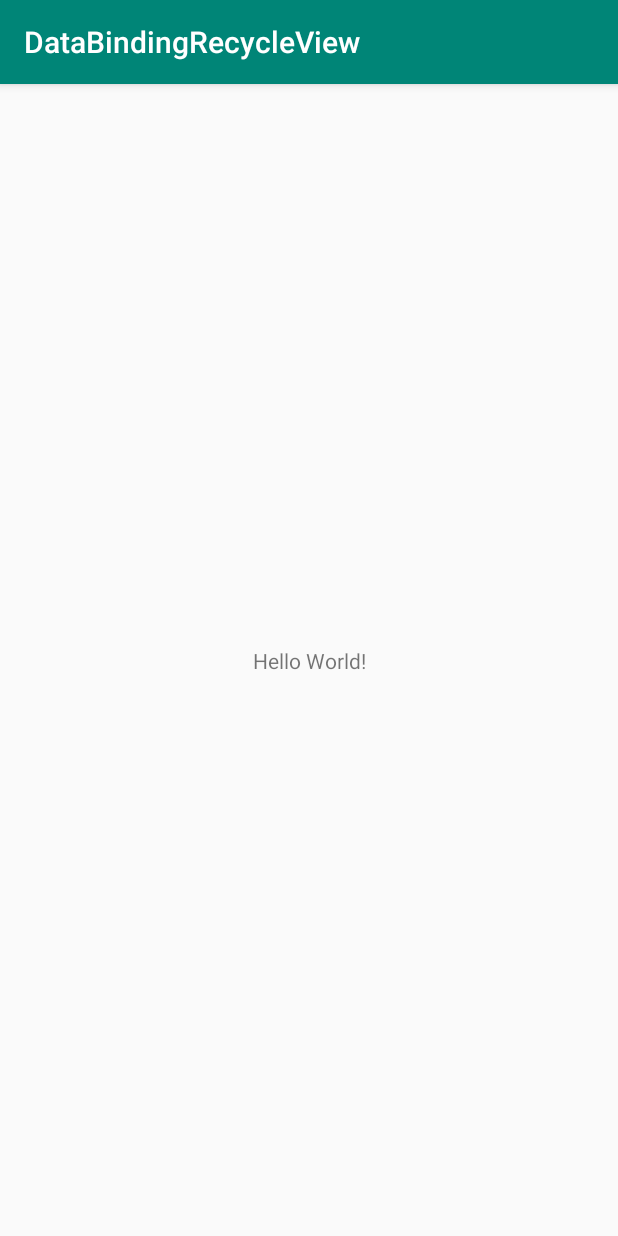
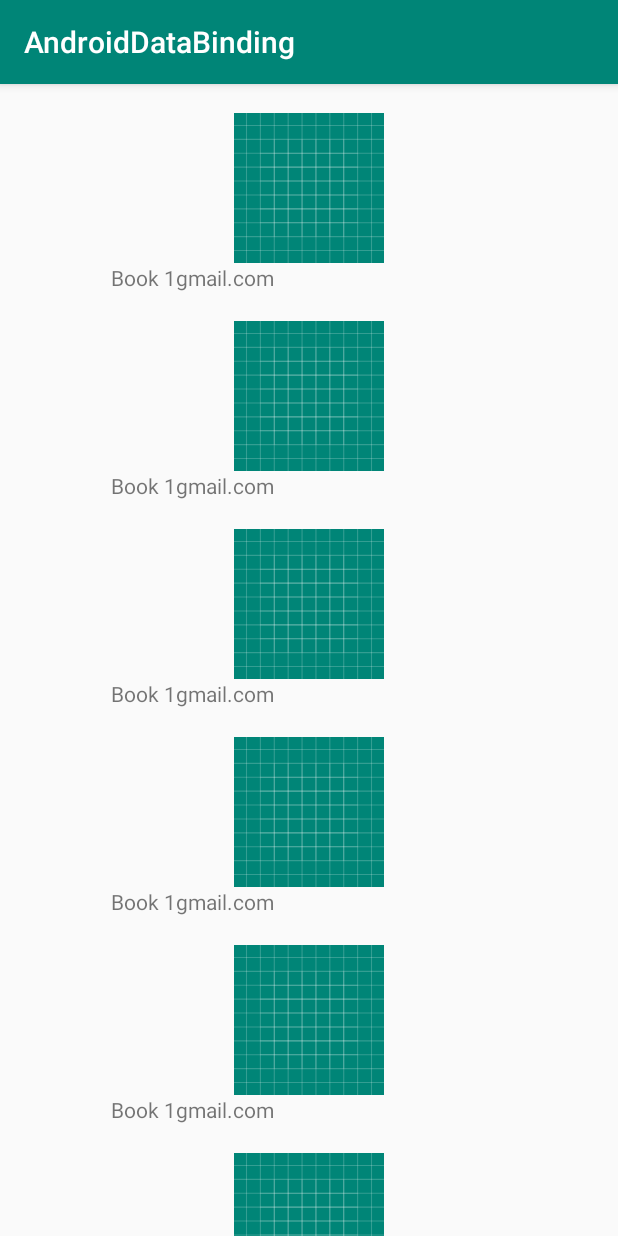
Before and after one commit to datanapps/AndroidDataBindingClick, an Android app: the screen it shows after launch (MainActivity before the commit, BookListActivity after it), on a phone screen of 412 x 824 dp. Run offline under Robolectric (Android 15) with nearby library versions, the phone set to English and light mode, and no system bars; our stand-ins replace data binding.

Commit message:
implemented databinding

```diff
--- a/app/src/main/AndroidManifest.xml
+++ b/app/src/main/AndroidManifest.xml
@@ -1,6 +1,6 @@
 <?xml version="1.0" encoding="utf-8"?>
 <manifest xmlns:android="http://schemas.android.com/apk/res/android"
-    package="com.datanapps.databindingrecycleview">
+    package="com.example.androiddatabinding">
 
     <application
         android:allowBackup="true"
@@ -9,13 +9,15 @@
         android:roundIcon="@mipmap/ic_launcher_round"
         android:supportsRtl="true"
         android:theme="@style/AppTheme">
-        <activity android:name=".MainActivity">
+
+        <activity android:name=".BookListActivity">
             <intent-filter>
                 <action android:name="android.intent.action.MAIN" />
 
                 <category android:name="android.intent.category.LAUNCHER" />
             </intent-filter>
         </activity>
+        <activity android:name=".BookDetailActivity"/>
     </application>
 
 </manifest>
--- a/app/src/main/java/com/datanapps/databindingrecycleview/MainActivity.java
+++ /dev/null
@@ -1,14 +0,0 @@
-package com.datanapps.databindingrecycleview;
-
-import androidx.appcompat.app.AppCompatActivity;
-
-import android.os.Bundle;
-
-public class MainActivity extends AppCompatActivity {
-
-    @Override
-    protected void onCreate(Bundle savedInstanceState) {
-        super.onCreate(savedInstanceState);
-        setContentView(R.layout.activity_main);
-    }
-}
--- /dev/null
+++ b/app/src/main/java/com/example/androiddatabinding/Book.java
@@ -0,0 +1,27 @@
+package com.example.androiddatabinding;
+
+public class Book {
+
+    private String name;
+    private String email;
+
+    public Book(String name, String email) {
+        this.name = name;
+        this.email = email;
+    }
+    public String getName() {
+        return name;
+    }
+
+    public void setName(String name) {
+        this.name = name;
+    }
+
+    public String getEmail() {
+        return email;
+    }
+
+    public void setEmail(String email) {
+        this.email = email;
+    }
+}
--- /dev/null
+++ b/app/src/main/java/com/example/androiddatabinding/BookListActivity.java
@@ -0,0 +1,58 @@
+package com.example.androiddatabinding;
+
+import android.os.Bundle;
+import android.util.Log;
+
+import androidx.appcompat.app.AppCompatActivity;
+import androidx.databinding.DataBindingUtil;
+import androidx.recyclerview.widget.DefaultItemAnimator;
+import androidx.recyclerview.widget.LinearLayoutManager;
+import androidx.recyclerview.widget.RecyclerView;
+
+import com.example.androiddatabinding.databinding.ActivityBookListBinding;
+
+
+import java.util.ArrayList;
+import java.util.List;
+
+public class BookListActivity extends AppCompatActivity {
+
+    ActivityBookListBinding activityUserListBinding;
+
+    @Override
+    protected void onCreate(Bundle savedInstanceState) {
+        super.onCreate(savedInstanceState);
+        activityUserListBinding = DataBindingUtil.setContentView(this, R.layout.activity_book_list);
+
+        initRecyclerView();
+    }
+
+
+    /**
+     * Renders RecyclerView
+     */
+    private void initRecyclerView() {
+        RecyclerView recyclerView = activityUserListBinding.recyclerView;
+        recyclerView.setLayoutManager(new LinearLayoutManager(this));
+        recyclerView.setItemAnimator(new DefaultItemAnimator());
+        recyclerView.setNestedScrollingEnabled(false);
+
+        BooksListAdapter mAdapter = new BooksListAdapter(getPosts(), new BooksListAdapter.RowItemClickListener() {
+            @Override
+            public void onRowClicked(Book book) {
+                Log.d("DNA", "click position"+book.getName());
+            }
+        });
+
+        recyclerView.setAdapter(mAdapter);
+    }
+
+
+    private List<Book> getPosts() {
+        List<Book> userList = new ArrayList<>();
+        for (int i = 0; i < 10; i++) {
+            userList.add(new Book("Book " + 1, "Book " + 1 + "gmail.com"));
+        }
+        return userList;
+    }
+}
--- /dev/null
+++ b/app/src/main/java/com/example/androiddatabinding/BooksListAdapter.java
@@ -0,0 +1,68 @@
+package com.example.androiddatabinding;
+
+import android.view.LayoutInflater;
+import android.view.View;
+import android.view.ViewGroup;
+import androidx.databinding.DataBindingUtil;
+import androidx.recyclerview.widget.RecyclerView;
+import com.example.androiddatabinding.databinding.LayoutBookRowBinding;
+
+import java.util.List;
+
+public class BooksListAdapter extends RecyclerView.Adapter<BooksListAdapter.MyViewHolder> {
+
+    private List<Book> postList;
+    private LayoutInflater layoutInflater;
+    private RowItemClickListener listener;
+
+
+    public BooksListAdapter(List<Book> postList, RowItemClickListener listener) {
+        this.postList = postList;
+        this.listener = listener;
+    }
+
+    @Override
+    public MyViewHolder onCreateViewHolder(ViewGroup parent, int viewType) {
+        if (layoutInflater == null) {
+            layoutInflater = LayoutInflater.from(parent.getContext());
+        }
+        LayoutBookRowBinding binding =
+                DataBindingUtil.inflate(layoutInflater, R.layout.layout_book_row, parent, false);
+        return new MyViewHolder(binding);
+    }
+
+    @Override
+    public void onBindViewHolder(MyViewHolder holder, final int position) {
+        holder.binding.setBook(postList.get(position));
+        holder.binding.getRoot().setOnClickListener(new View.OnClickListener() {
+            @Override
+            public void onClick(View v) {
+                if (listener != null) {
+                    listener.onRowClicked(postList.get(position));
+                }
+            }
+        });
+    }
+
+    @Override
+    public int getItemCount() {
+        return postList.size();
+    }
+
+
+
+    public class MyViewHolder extends RecyclerView.ViewHolder {
+
+        private final LayoutBookRowBinding binding;
+
+        public MyViewHolder(final LayoutBookRowBinding itemBinding) {
+            super(itemBinding.getRoot());
+            this.binding = itemBinding;
+        }
+    }
+
+    public interface RowItemClickListener {
+        void onRowClicked(Book book);
+    }
+
+}
--- /dev/null
+++ b/app/src/main/res/layout/activity_book_list.xml
@@ -0,0 +1,20 @@
+<?xml version="1.0" encoding="utf-8"?>
+<layout xmlns:android="http://schemas.android.com/apk/res/android"
+   >
+
+
+    <androidx.constraintlayout.widget.ConstraintLayout
+        xmlns:tools="http://schemas.android.com/tools"
+        android:layout_width="match_parent"
+        android:layout_height="match_parent"
+        tools:context=".BookListActivity"
+       >
+
+        <androidx.recyclerview.widget.RecyclerView
+            android:id="@+id/recycler_view"
+            android:layout_width="match_parent"
+            android:layout_height="match_parent" />
+
+
+    </androidx.constraintlayout.widget.ConstraintLayout>
+</layout>
--- a/app/src/main/res/layout/activity_main.xml
+++ /dev/null
@@ -1,18 +0,0 @@
-<?xml version="1.0" encoding="utf-8"?>
-<androidx.constraintlayout.widget.ConstraintLayout xmlns:android="http://schemas.android.com/apk/res/android"
-    xmlns:app="http://schemas.android.com/apk/res-auto"
-    xmlns:tools="http://schemas.android.com/tools"
-    android:layout_width="match_parent"
-    android:layout_height="match_parent"
-    tools:context=".MainActivity">
-
-    <TextView
-        android:layout_width="wrap_content"
-        android:layout_height="wrap_content"
-        android:text="Hello World!"
-        app:layout_constraintBottom_toBottomOf="parent"
-        app:layout_constraintLeft_toLeftOf="parent"
-        app:layout_constraintRight_toRightOf="parent"
-        app:layout_constraintTop_toTopOf="parent" />
-
-</androidx.constraintlayout.widget.ConstraintLayout>
--- /dev/null
+++ b/app/src/main/res/layout/layout_book_row.xml
@@ -0,0 +1,37 @@
+<?xml version="1.0" encoding="utf-8"?>
+<layout xmlns:android="http://schemas.android.com/apk/res/android"
+   >
+
+    <data>
+        <variable name="book" type="com.example.androiddatabinding.Book"/>
+    </data>
+
+    <androidx.constraintlayout.widget.ConstraintLayout
+        xmlns:app="http://schemas.android.com/apk/res-auto"
+        xmlns:tools="http://schemas.android.com/tools"
+        android:layout_width="match_parent"
+        android:layout_height="wrap_content"
+        tools:context=".BookDetailActivity"
+       >
+
+    <androidx.appcompat.widget.AppCompatImageView
+        android:id="@+id/book_image"
+        android:layout_width="100dp"
+        android:layout_height="100dp"
+app:srcCompat="@drawable/ic_launcher_background"
+        app:layout_constraintBottom_toBottomOf="parent"
+        app:layout_constraintLeft_toLeftOf="parent"
+        app:layout_constraintRight_toRightOf="parent"
+        app:layout_constraintTop_toTopOf="parent" />
+
+
+    <TextView
+        android:id="@+id/name"
+        android:layout_width="wrap_content"
+        android:layout_height="wrap_content"
+        android:text="@{book.email}"
+        app:layout_constraintLeft_toLeftOf="parent"
+        app:layout_constraintRight_toRightOf="@+id/book_image"
+        app:layout_constraintTop_toBottomOf="@+id/book_image" />
+    </androidx.constraintlayout.widget.ConstraintLayout>
+</layout>
--- a/app/src/main/res/values/strings.xml
+++ b/app/src/main/res/values/strings.xml
@@ -1,3 +1,3 @@
 <resources>
-    <string name="app_name">DataBindingRecycleView</string>
+    <string name="app_name">AndroidDataBinding</string>
 </resources>
```
Also changed, not shown: app/build.gradle (+12 -0 lines), app/src/main/java/com/example/androiddatabinding/BookDetailActivity.java (added, +21 -0 lines), app/src/main/res/layout/activity_book_detail.xml (added, +37 -0 lines).
